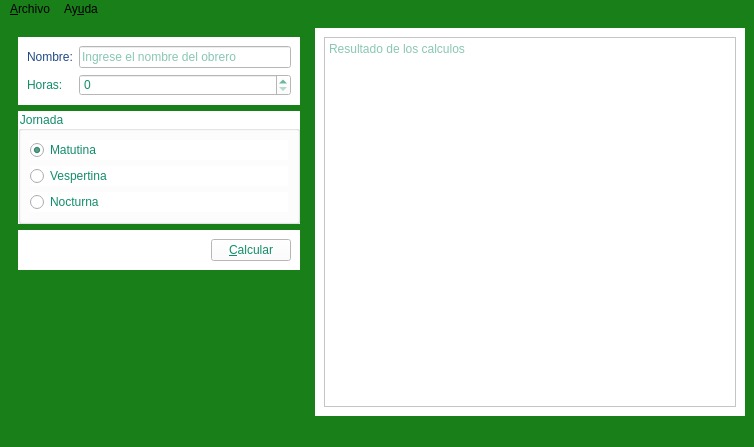
Before: the Qt Designer form salarios.ui in Adrian-Barriga/Calculadora-de-Salarios, drawn with Qt 5.
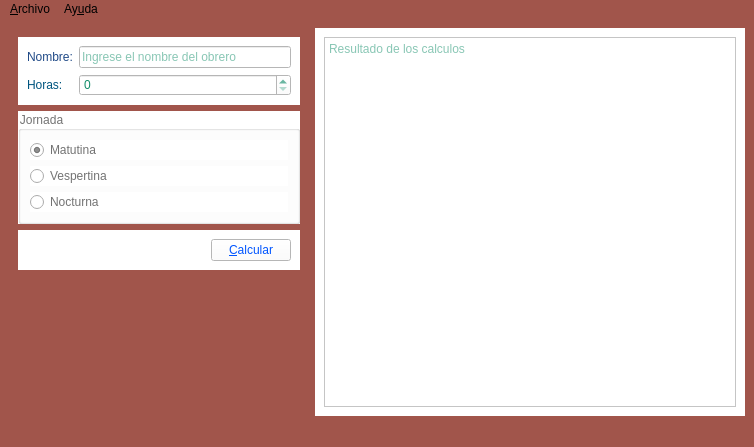
After: the same form once the commit is applied. Icons and pictures are not drawn.

The edit to the form file:
```diff
--- a/salarios.ui
+++ b/salarios.ui
@@ -28,7 +28,7 @@
   </property>
   <property name="styleSheet">
    <string notr="true">background-color: rgb(176, 200, 190);
-background-color: rgb(25,127, 25);</string>
+background-color: rgb(161,85,75);</string>
   </property>
   <widget class="QWidget" name="centralwidget">
    <layout class="QHBoxLayout" name="horizontalLayout_3">
@@ -77,6 +77,9 @@
           </item>
           <item row="1" column="0">
            <widget class="QLabel" name="label_2">
+            <property name="styleSheet">
+             <string notr="true">color: rgb(0, 85, 127);</string>
+            </property>
             <property name="text">
              <string>Horas:</string>
             </property>
@@ -92,6 +95,9 @@
         <widget class="QGroupBox" name="groupBox">
          <property name="styleSheet">
           <string notr="true">color: rgb(18, 141, 106);;
+color: rgb(0, 85, 255);
+color: rgb(115, 115, 115);
+background-color: rgb(130, 130, 130);
 background-color: rgb(255, 255, 255);</string>
          </property>
          <property name="title">
@@ -100,6 +106,9 @@
          <layout class="QVBoxLayout" name="verticalLayout">
           <item>
            <widget class="QRadioButton" name="inMatutina">
+            <property name="styleSheet">
+             <string notr="true">font: 9pt &quot;Segoe UI&quot;;</string>
+            </property>
             <property name="text">
              <string>Matutina</string>
             </property>
@@ -150,6 +159,9 @@
           </item>
           <item>
            <widget class="QPushButton" name="btnCalcular">
+            <property name="styleSheet">
+             <string notr="true">color: rgb(0, 85, 255);</string>
+            </property>
             <property name="text">
              <string>&amp;Calcular</string>
             </property>
@@ -203,7 +215,7 @@
      <x>0</x>
      <y>0</y>
      <width>754</width>
-     <height>22</height>
+     <height>21</height>
     </rect>
    </property>
    <widget class="QMenu" name="menuArchivo">
```
Left out of the diff: 1 changed line with no effect on the pictures.
